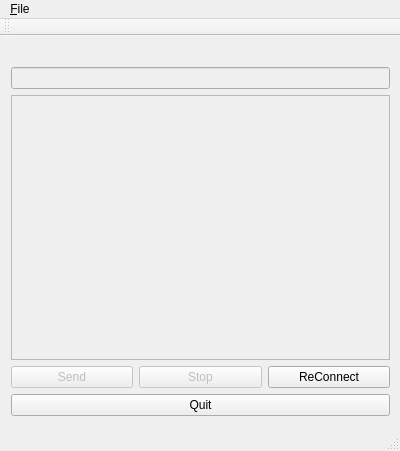
Old version of the form QTChatClient/chatclient.ui in the repository geekskick/PatChat.
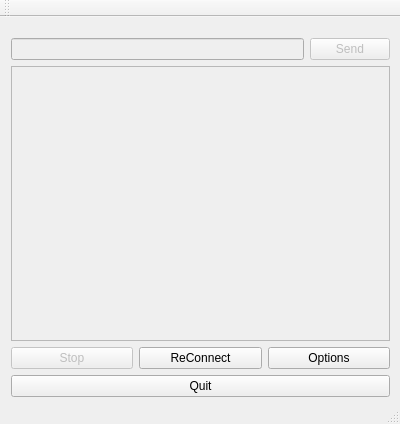
New version of the form.

Diff of the .ui file:
```diff
--- a/QTChatClient/chatclient.ui
+++ b/QTChatClient/chatclient.ui
@@ -7,7 +7,7 @@
     <x>0</x>
     <y>0</y>
     <width>400</width>
-    <height>451</height>
+    <height>424</height>
    </rect>
   </property>
   <property name="windowTitle">
@@ -18,28 +18,21 @@
     <property name="geometry">
      <rect>
       <x>0</x>
-      <y>20</y>
+      <y>10</y>
       <width>401</width>
-      <height>371</height>
+      <height>381</height>
      </rect>
     </property>
     <layout class="QVBoxLayout" name="verticalLayout">
      <item>
-      <widget class="QLineEdit" name="lineEdit_input">
-       <property name="enabled">
-        <bool>false</bool>
-       </property>
-      </widget>
-     </item>
-     <item>
-      <widget class="QTextBrowser" name="textBrowser_output">
-       <property name="enabled">
-        <bool>false</bool>
-       </property>
-      </widget>
-     </item>
-     <item>
-      <layout class="QHBoxLayout" name="horizontalLayout">
+      <layout class="QHBoxLayout" name="horizontalLayout_2">
+       <item>
+        <widget class="QLineEdit" name="lineEdit_input">
+         <property name="enabled">
+          <bool>false</bool>
+         </property>
+        </widget>
+       </item>
        <item>
         <widget class="QPushButton" name="pushButton_send">
          <property name="enabled">
@@ -50,6 +43,17 @@
          </property>
         </widget>
        </item>
+      </layout>
+     </item>
+     <item>
+      <widget class="QTextBrowser" name="textBrowser_output">
+       <property name="enabled">
+        <bool>false</bool>
+       </property>
+      </widget>
+     </item>
+     <item>
+      <layout class="QHBoxLayout" name="horizontalLayout">
        <item>
         <widget class="QPushButton" name="pushButton_closeConn">
          <property name="enabled">
@@ -67,6 +71,13 @@
          </property>
         </widget>
        </item>
+       <item>
+        <widget class="QPushButton" name="pushButton_options">
+         <property name="text">
+          <string>Options</string>
+         </property>
+        </widget>
+       </item>
       </layout>
      </item>
      <item>
@@ -79,23 +90,6 @@
     </layout>
    </widget>
   </widget>
-  <widget class="QMenuBar" name="menuBar">
-   <property name="geometry">
-    <rect>
-     <x>0</x>
-     <y>0</y>
-     <width>400</width>
-     <height>22</height>
-    </rect>
-   </property>
-   <widget class="QMenu" name="menu_File">
-    <property name="title">
-     <string>&amp;File</string>
-    </property>
-    <addaction name="action_Server"/>
-   </widget>
-   <addaction name="menu_File"/>
-  </widget>
   <widget class="QToolBar" name="mainToolBar">
    <attribute name="toolBarArea">
     <enum>TopToolBarArea</enum>
```
Left out of the diff: 40 changed lines with no effect on the pictures.
